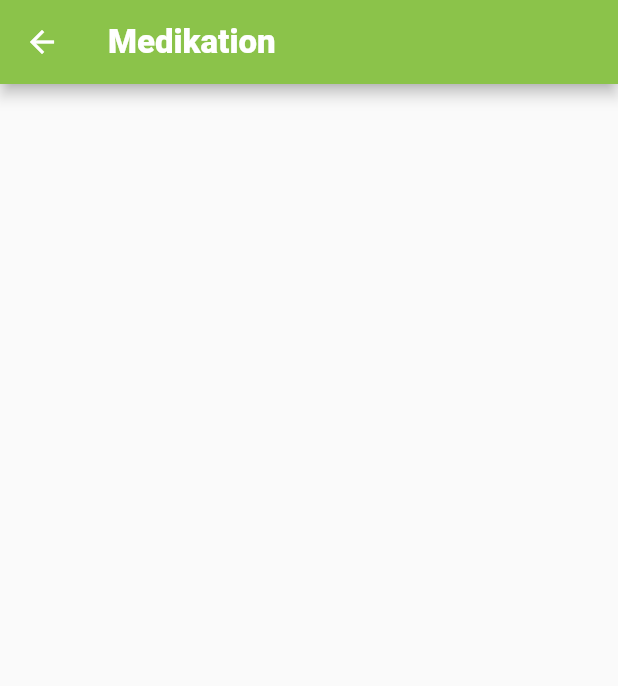
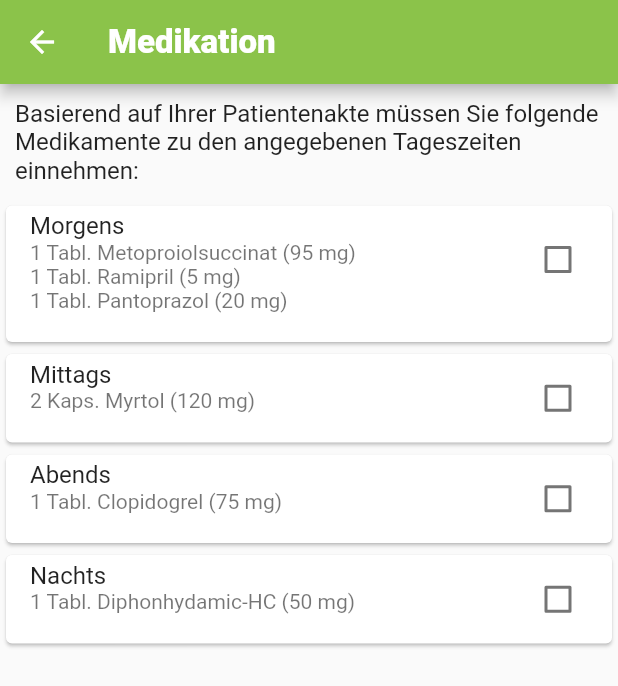
Before and after one commit to Linea-code/chf-app, a Flutter app: the Medication screen opened directly, on a phone screen of 412 x 824 dp. Shown: the top 686 px of the screen. Run offline on Flutter 3.47's test engine with Material 2 defaults, Android fonts, the phone set to English and light mode, and no system bars; our stand-ins replace charts_flutter, flutter_spinkit; missing offline and left inert: flutter_sparkline, health; Roboto replaces fonts that are missing (Arial).

```diff
--- a/lib/medication/medication.dart
+++ b/lib/medication/medication.dart
@@ -1,7 +1,26 @@
 import 'package:flutter/cupertino.dart';
 import 'package:flutter/material.dart';
+import 'package:flutter/scheduler.dart';
 
-class Medication extends StatelessWidget {
+class Medication extends StatefulWidget {
+  @override
+  _MedicationState createState() => _MedicationState();
+}
+
+class _MedicationState extends State<Medication> {
+  //Prinzipiell können die folgenden Listen zu einem späteren Eintpunkt aus einer Datenbank gewonnen werden, welche direkt mit dem Arzt verknüpft ist und somit kontinuierlich angepasst werden kann
+  var medMorning = ["1 Tabl. Metoproiolsuccinat (95 mg)", "1 Tabl. Ramipril (5 mg)", "1 Tabl. Pantoprazol (20 mg)"];
+  var medDay = ["2 Kaps. Myrtol (120 mg)"];
+  var medEavening =["1 Tabl. Clopidogrel (75 mg)"];
+  var medNight = ["1 Tabl. Diphonhydamic-HC (50 mg)"];
+
+  List<Widget> list = new List<Widget>();
+
+  bool checkMorning = false;
+  bool checkDay = false;
+  bool checkEavening = false;
+  bool checkNight = false;
+
   final String _title="Medikation";
   @override
   Widget build(BuildContext context) {
@@ -16,6 +35,89 @@ class Medication extends StatelessWidget {
         ),
         backgroundColor: Colors.lightGreen[500],
       ),
+      body: ListView(
+        children: <Widget>[
+          Container(
+            padding: EdgeInsets.all(10.0),
+            child: Text("Basierend auf Ihrer Patientenakte müssen Sie folgende Medikamente zu den angegebenen Tageszeiten einnehmen:",
+            style: TextStyle(
+              fontSize: 16.0,
+            ),),
+          ),
+          Card(
+              color: checkMorning ? Colors.grey[200] : Colors.white,
+          child:
+                CheckboxListTile(
+                  title: Text("Morgens"),
+                  subtitle: getText(medMorning),
+                  activeColor: Colors.lightGreen[500],
+                  value: checkMorning,
+                  onChanged: (bool value){
+                    setState(() {
+                      checkMorning = value;
+                    });
+                  },
+                )
+            ),
+          Card(
+            color: checkDay ? Colors.grey[200] : Colors.white,
+              child:
+              CheckboxListTile(
+                title: Text("Mittags"),
+                subtitle: getText(medDay),
+                activeColor: Colors.lightGreen[500],
+                value: checkDay,
+                onChanged: (bool value){
+                  setState(() {
+                    checkDay = value;
+                  });
+                },
+              ),
+
+          ),
+          Card(
+            color: checkEavening ? Colors.grey[200] : Colors.white,
+            child:
+            CheckboxListTile(
+              title: Text("Abends"),
+              subtitle: getText(medEavening),
+              value: checkEavening,
+              activeColor: Colors.lightGreen[500],
+              onChanged: (bool value){
+                setState(() {
+                  checkEavening = value;
+                });
+              },
+            ),
+
+          ),
+          Card(
+            color: checkNight ? Colors.grey[200] : Colors.white,
+            child:
+            CheckboxListTile(
+              title: Text("Nachts"),
+              subtitle: getText(medNight),
+              activeColor: Colors.lightGreen[500],
+              value: checkNight,
+              onChanged: (bool value){
+                setState(() {
+                  checkNight = value;
+                });
+              },
+            ),
+
+          )
+        ],
+      ),
     );
   }
+
+  Widget getText(List<String> string){
+    String text = "";
+    for(var i = 0; i < string.length; i++){
+      text = text + string[i] + "\n";
+    }
+    return Text(text);
+  }
+
 }
```
